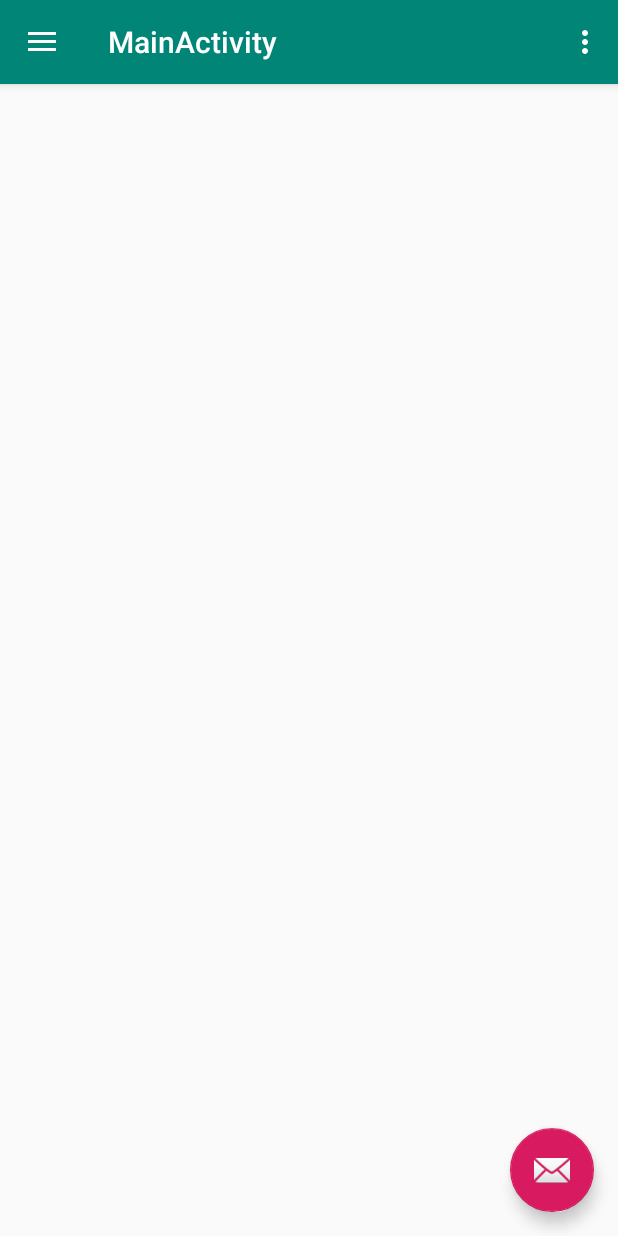
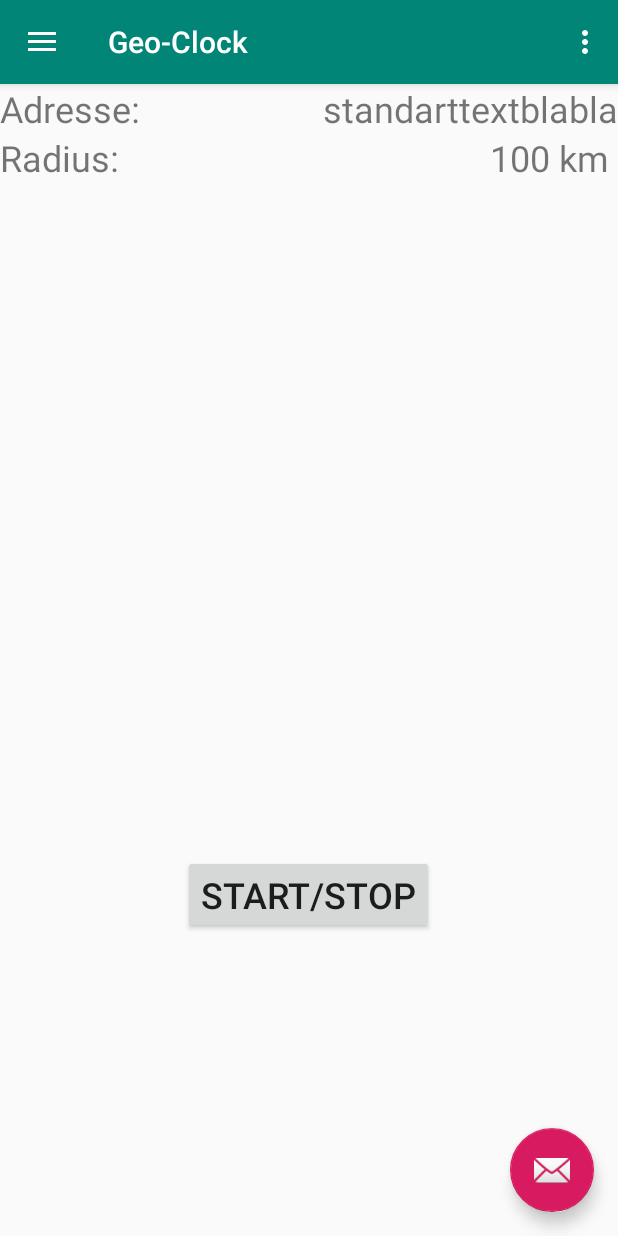
Before and after one commit to Jugendhackt/Geo-Clock, an Android app: the MainActivity screen opened directly, with no data from a screen before it, on a phone screen of 412 x 824 dp. Run offline under Robolectric (Android 15) with nearby library versions, the phone set to English and light mode, and no system bars.

Commit message:
new Drawer mitsamt Anleitung und Start

```diff
--- a/app/src/main/java/org/jugendhackt/geoclock/HelpFragment.java
+++ b/app/src/main/java/org/jugendhackt/geoclock/HelpFragment.java
@@ -6,6 +6,7 @@ import android.view.LayoutInflater;
 import android.view.View;
 import android.view.ViewGroup;
 
+import static org.jugendhackt.geoclock.R.layout.anleitung;
 import static org.jugendhackt.geoclock.R.layout.start;
 
 public class HelpFragment extends Fragment {
@@ -14,7 +15,7 @@ public class HelpFragment extends Fragment {
     public View onCreateView(LayoutInflater inflater, ViewGroup container,
                              Bundle savedInstanceState) {
         // Inflate the layout for this fragment
-        return inflater.inflate(start, container, false);
+        return inflater.inflate(anleitung, container, false);
     }
 
 
--- a/app/src/main/java/org/jugendhackt/geoclock/MainActivity.java
+++ b/app/src/main/java/org/jugendhackt/geoclock/MainActivity.java
@@ -43,6 +43,15 @@ public class MainActivity extends AppCompatActivity
 
         NavigationView navigationView = (NavigationView) findViewById(R.id.nav_view);
         navigationView.setNavigationItemSelectedListener(this);
+
+        FragmentManager fragmentManager = getSupportFragmentManager();
+        FragmentTransaction fragmentTransaction = fragmentManager.beginTransaction();
+        Fragment fragment;
+
+        fragment = new StartFragment();
+
+        fragmentTransaction.replace(R.id.fragment_container, fragment);
+        fragmentTransaction.commit();
     }
 
     @Override
--- a/app/src/main/res/values/strings.xml
+++ b/app/src/main/res/values/strings.xml
@@ -1,6 +1,6 @@
 <resources>
     <string name="app_name">Geo-Clock</string>
-    <string name="title_activity_main">MainActivity</string>
+    <string name="title_activity_main">Geo-Clock</string>
     <string name="navigation_drawer_open">Open navigation drawer</string>
     <string name="navigation_drawer_close">Close navigation drawer</string>
     <string name="nav_header_title">Android Studio</string>
```
